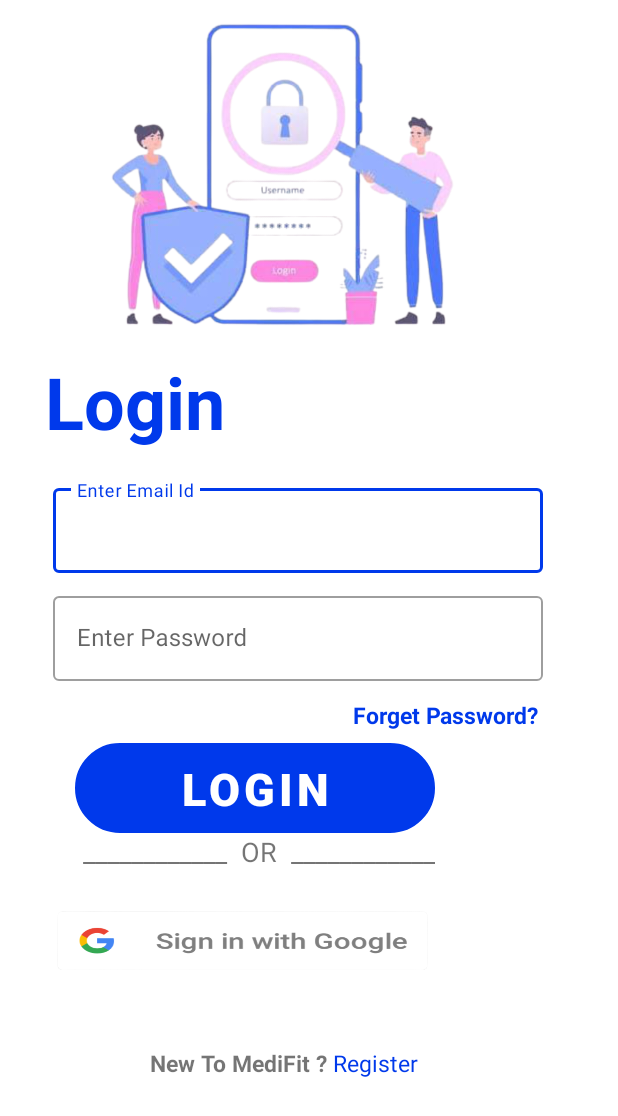
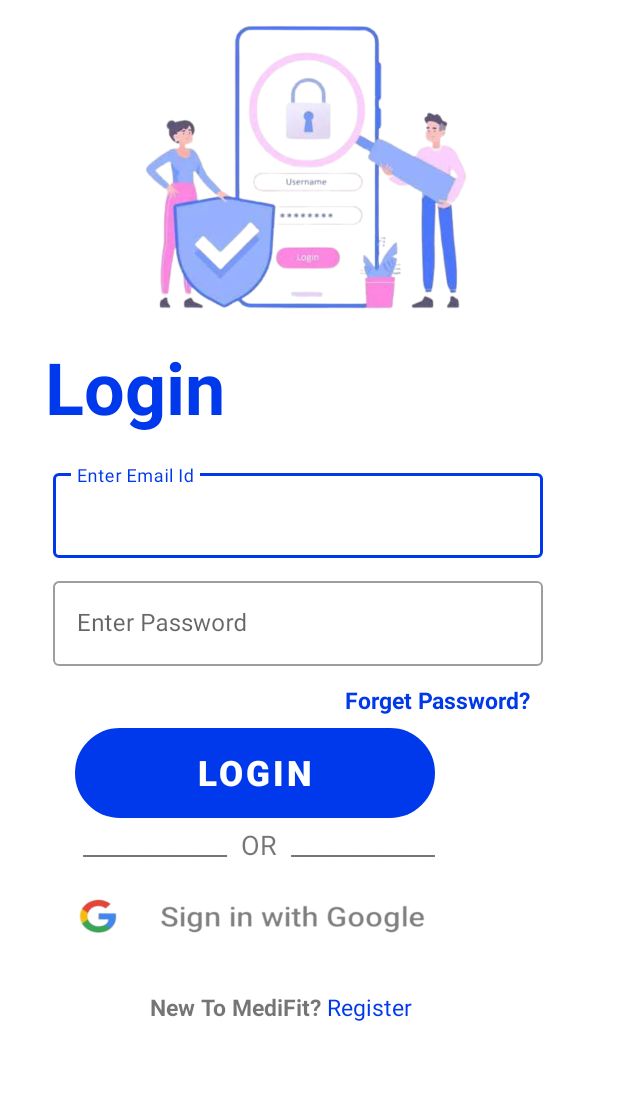
Before and after one commit to Dibendu-G/MediFit, an Android app: the screen it shows after launch (MainActivity), on a phone screen of 412 x 824 dp. Shown: the top 1116 px of the screen. Run offline under Robolectric (Android 15) with nearby library versions, the phone set to English and light mode, and no system bars.

Commit message:
added some files

```diff
--- a/app/build.gradle
+++ b/app/build.gradle
@@ -36,6 +36,7 @@
     implementation 'androidx.constraintlayout:constraintlayout:2.1.4'
     implementation 'com.google.firebase:firebase-database:20.0.5'
     implementation 'com.google.firebase:firebase-auth:21.0.6'
+    implementation 'com.google.firebase:firebase-analytics'
     testImplementation 'junit:junit:4.13.2'
     // Import the BoM for the Firebase platform
     implementation platform('com.google.firebase:firebase-bom:30.3.1')
@@ -44,6 +45,7 @@
     // When using the BoM, you don't specify versions in Firebase library dependencies
     implementation 'com.google.firebase:firebase-auth:19.3.2'
 
+
     // Also declare the dependency for the Google Play services library and specify its version
     implementation 'com.google.android.gms:play-services-auth:20.2.0'
     androidTestImplementation 'androidx.test.ext:junit:1.1.3'
--- a/app/src/main/java/com/example/medifit/MainActivity.java
+++ b/app/src/main/java/com/example/medifit/MainActivity.java
@@ -26,7 +26,7 @@
         GoogleSignInOptions gso;
         GoogleSignInClient gsc;
         ImageView googlebutton;
-        TextView frgtpassword;
+        TextView frgtpassword,newregister;
 
     @Override
     protected void onCreate(Bundle savedInstanceState) {
@@ -35,9 +35,19 @@
 
         googlebutton=findViewById(R.id.btgoogle);
         frgtpassword=findViewById(R.id.forgetpassword);
+        newregister=findViewById(R.id.newregister);
 
         gso=new GoogleSignInOptions.Builder(GoogleSignInOptions.DEFAULT_SIGN_IN).requestEmail().build();
         gsc = GoogleSignIn.getClient(this,gso);
+
+        newregister.setOnClickListener(new View.OnClickListener() {
+            @Override
+            public void onClick(View view) {
+                Intent a = new Intent(MainActivity.this,SignUp.class);
+                startActivity(a);
+                finish();
+            }
+        });
 
         frgtpassword.setOnClickListener(new View.OnClickListener() {
             @Override
--- a/app/src/main/java/com/example/medifit/verifyenterotptwo.java
+++ b/app/src/main/java/com/example/medifit/verifyenterotptwo.java
@@ -48,13 +48,15 @@
 
         resendOtp=findViewById(R.id.textresendotp);
 
+//        re-send otp code
+
         resendOtp.setOnClickListener(new View.OnClickListener() {
             @Override
             public void onClick(View view) {
 
                 PhoneAuthProvider.getInstance().verifyPhoneNumber(
                         "+91" + getIntent().getStringExtra("mobile"),
-                        5,
+                        15,
                         TimeUnit.SECONDS,
                         verifyenterotptwo.this,
                         new PhoneAuthProvider.OnVerificationStateChangedCallbacks() {
--- a/app/src/main/res/layout/activity_main.xml
+++ b/app/src/main/res/layout/activity_main.xml
@@ -8,9 +8,11 @@
     tools:context=".MainActivity">
 
 
+
     <ImageView
-        android:layout_width="380dp"
-        android:layout_height="235dp"
+        android:layout_width="230dp"
+        android:layout_height="225dp"
+        android:layout_gravity="center"
         android:src="@drawable/lg">
 
     </ImageView>
@@ -22,7 +24,9 @@
         android:text="Login"
         android:textColor="#0039EB"
         android:textSize="48dp"
-        android:textStyle="bold"></TextView>
+        android:textStyle="bold">
+
+    </TextView>
 
     <LinearLayout
         android:layout_width="match_parent"
@@ -69,7 +73,7 @@
         android:id="@+id/forgetpassword"
         android:layout_width="wrap_content"
         android:layout_height="wrap_content"
-        android:layout_marginLeft="235dp"
+        android:layout_marginLeft="230dp"
         android:layout_marginBottom="8dp"
         android:layout_marginTop="10dp"
         android:text="Forget Password?"
@@ -88,7 +92,7 @@
         android:background="@drawable/shape"
         android:shadowColor="@color/blue"
         android:text="Login"
-        android:textSize="30dp"
+        android:textSize="23dp"
         android:textColor="@color/white"
         android:textStyle="bold">
 
@@ -98,8 +102,9 @@
         android:layout_width="wrap_content"
         android:layout_height="wrap_content"
         android:layout_marginLeft="55dp"
+        android:layout_marginTop="5dp"
+        android:layout_marginBottom="5dp"
         android:text="____________  OR  ____________"
-
         android:textSize="18dp"></TextView>
 
     <!--    <Button-->
@@ -117,17 +122,19 @@
 
     <ImageView
         android:id="@+id/btgoogle"
-        android:layout_width="326dp"
-        android:layout_height="98dp"
-        android:layout_gravity="left"
-        android:background="@drawable/google">
+        android:layout_width="240dp"
+        android:layout_height="40dp"
+        android:layout_marginLeft="50dp"
+        android:layout_marginTop="10dp"
+        android:background="@drawable/singinwithgoogle">
 
     </ImageView>
 
 
     <LinearLayout
-        android:layout_width="303dp"
+        android:layout_width="wrap_content"
         android:layout_height="wrap_content"
+        android:layout_marginTop="10dp"
         android:orientation="horizontal">
 
         <TextView
@@ -136,7 +143,7 @@
             android:layout_marginLeft="100dp"
             android:layout_marginTop="20dp"
             android:textStyle="bold"
-            android:text="New To MediFit ?"
+            android:text="New To MediFit?"
             android:textSize="15dp">
 
         </TextView>
```
Also changed, not shown: app/src/main/AndroidManifest.xml (+5 -2 lines), app/src/main/java/com/example/medifit/SignUp.java (added, +61 -0 lines), app/src/main/java/com/example/medifit/userHelper.java (added, +41 -0 lines), app/src/main/res/layout/activity_sign_up.xml (added, +162 -0 lines), app/src/main/res/drawable-v24/googlelogo.png (deleted), app/src/main/res/drawable-v24/reciveed.png (deleted), app/src/main/res/drawable-v24/sendmail.png (deleted), app/src/main/res/drawable/hk.jpg (deleted), app/src/main/res/drawable/singinwithgoogle.png (added), app/src/main/res/drawable/singupimage.png (added), 2 other files. Lines whose indentation alone changed are shown as unchanged.
